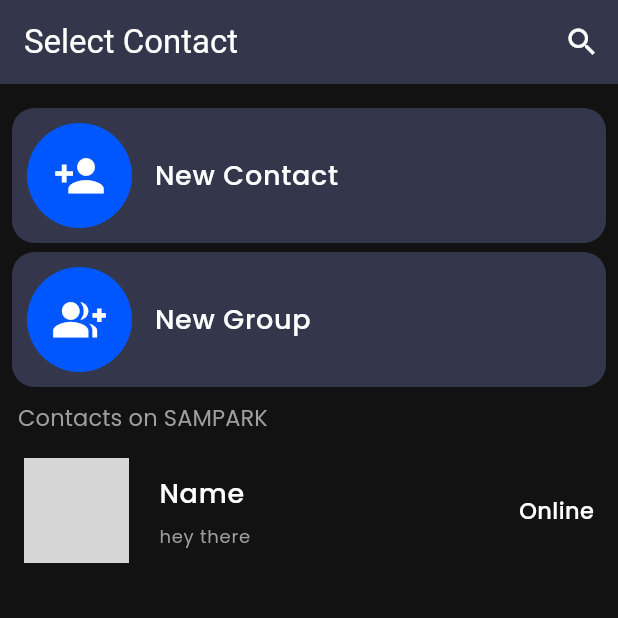
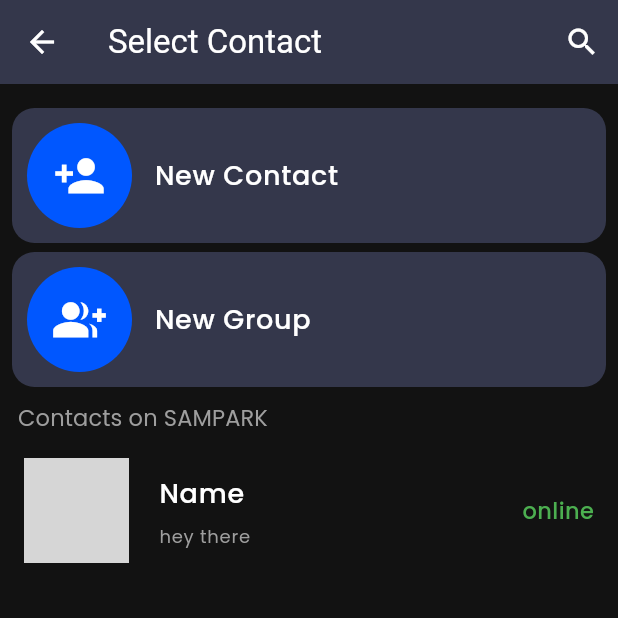
Before and after one commit to DhruvChaurasia9403/Talko, a Flutter app: the HomePage screen opened by its route, after a tap on the "add" icon, on a phone screen of 412 x 824 dp, the top half of it. Run offline on Flutter 3.47's test engine with Material 3 defaults, Android fonts, the phone set to English and light mode, and no system bars; our stand-ins replace cloud_firestore, firebase_auth, firebase_core, flutter_svg, get, image_picker and 1 more; accounts and stored records are empty; network calls fail; grey boxes are pictures that could not be loaded.

Commit message:
contacts status updated

```diff
--- /dev/null
+++ b/lib/Model/ChatRoomModel.dart
@@ -0,0 +1,58 @@
+import 'dart:convert';
+
+import 'package:chatting/Model/ChatModel.dart';
+import 'package:chatting/Model/UserModel.dart';
+
+ChatRoomModel chatRoomModelFromJson(String str) => ChatRoomModel.fromJson(json.decode(str));
+
+String chatRoomModelToJson(ChatRoomModel data) => json.encode(data.toJson());
+
+class ChatRoomModel {
+  String? id;
+  UserModel? sender;
+  UserModel? receiver;
+  List<ChatModel>? messages;
+  String? unReadMessageNo;
+  String? lastMessage;
+  DateTime? lastMessageTimeStamp;
+  DateTime? timeStamp;
+
+  ChatRoomModel({
+    this.id,
+    this.sender,
+    this.receiver,
+    this.messages,
+    this.unReadMessageNo,
+    this.lastMessage,
+    this.lastMessageTimeStamp,
+    this.timeStamp,
+  });
+
+  factory ChatRoomModel.fromJson(Map<String, dynamic> json) => ChatRoomModel(
+    id: json["id"],
+    sender: json["sender"] != null ? UserModel.fromJson(json["sender"]) : null,
+    receiver: json["receiver"] != null ? UserModel.fromJson(json["receiver"]) : null,
+    messages: json["messages"] != null
+        ? List<ChatModel>.from(json["messages"].map((x) => ChatModel.fromJson(x)))
+        : [],
+    unReadMessageNo: json["unReadMessageNo"],
+    lastMessage: json["lastMessage"],
+    lastMessageTimeStamp: json["lastMessageTimeStamp"] != null
+        ? DateTime.parse(json["lastMessageTimeStamp"])
+        : null,
+    timeStamp: json["timeStamp"] != null
+        ? DateTime.parse(json["timeStamp"])
+        : null,
+  );
+
+  Map<String, dynamic> toJson() => {
+    "id": id,
+    "sender": sender?.toJson(),
+    "receiver": receiver?.toJson(),
+    "messages": messages?.map((x) => x.toJson()).toList() ?? [],
+    "unReadMessageNo": unReadMessageNo,
+    "lastMessage": lastMessage,
+    "lastMessageTimeStamp": lastMessageTimeStamp?.toIso8601String(),
+    "timeStamp": timeStamp?.toIso8601String(),
+  };
+}
--- a/lib/Pages/Chat/chatPage.dart
+++ b/lib/Pages/Chat/chatPage.dart
@@ -157,7 +157,7 @@ class _chatPageState extends State<chatPage> {
               icon: SvgPicture.asset(AssetsImage.sendSVG),
               onPressed: () {
                 if (messageController.text.trim().isNotEmpty) {
-                  chatController.sendMessage(widget.userModel.id!, messageController.text.trim());
+                  chatController.sendMessage(widget.userModel.id!, messageController.text.trim(), widget.userModel);
                   messageController.clear();
                   _scrollToBottom();
                 }
--- a/lib/Pages/Contact/ContactPage.dart
+++ b/lib/Pages/Contact/ContactPage.dart
@@ -6,7 +6,6 @@ import 'package:chatting/Config/images.dart';
 import 'package:chatting/Pages/Contact/Widgets/ContactSearch.dart';
 import 'package:chatting/Pages/Contact/Widgets/NewContactTile.dart';
 import 'package:chatting/Pages/Home/HomeWidgets/chatTile.dart';
-// Ensure this import is correct
 
 class Contactpage extends StatelessWidget {
   const Contactpage({super.key});
@@ -15,9 +14,20 @@ class Contactpage extends StatelessWidget {
   Widget build(BuildContext context) {
     RxBool isSearchEnable = false.obs;
     Contactscontroller contactscontroller = Get.put(Contactscontroller());
-    print("jkfghajhfjhsadjfhajdhflkjahkfhakjdsj HHHooOOOOOOOOOOOOOOO__________________________________________________________________________________ ");
-    return Scaffold(
+
+    return WillPopScope(
+      onWillPop: () async {
+        Get.offNamed("/homePage");
+        return false;
+      },
+      child: Scaffold(
         appBar: AppBar(
+          leading: IconButton(
+            icon: const Icon(Icons.arrow_back),
+            onPressed: () {
+              Get.offNamed("/homePage");
+            },
+          ),
           title: const Text("Select Contact"),
           actions: [
             Obx(() => IconButton(
@@ -61,13 +71,16 @@ class Contactpage extends StatelessWidget {
                   imageUrl: (e.profileImage?.isEmpty ?? true) ? AssetsImage.defaultPic : e.profileImage!,
                   name: e.name??"Name",
                   lastChat: e.about??"hey there",
-                lastSeen: "Online",
+                  lastSeen: e.email == contactscontroller.auth.currentUser!.email
+                      ?"you"
+                      :"online",
                 )).toList(),
               ),
               )
             ],
           ),
         ),
+      ),
     );
   }
 }
--- a/lib/Pages/Home/HomeWidgets/chatTile.dart
+++ b/lib/Pages/Home/HomeWidgets/chatTile.dart
@@ -5,7 +5,7 @@ import 'package:get/get.dart';
 import 'package:chatting/Model/UserModel.dart';
 
 class chatTile extends StatelessWidget {
-  final UserModel userModel; // Update to use UserModel
+  final UserModel userModel;
   final String imageUrl;
   final String name;
   final String lastChat;
@@ -13,7 +13,7 @@ class chatTile extends StatelessWidget {
 
   const chatTile({
     super.key,
-    required this.userModel, // Update to use UserModel
+    required this.userModel,
     required this.imageUrl,
     required this.name,
     required this.lastChat,
@@ -22,12 +22,11 @@ class chatTile extends StatelessWidget {
 
   @override
   Widget build(BuildContext context) {
-    print("is displaying");
     ChatController contactController = Get.put(ChatController());
     return InkWell(
       onTap: () {
-        Get.to(chatPage(userModel: userModel)); // Pass the userModel
-        String roomId = contactController.getRoomId(userModel.id!); // Use userModel.id
+        Get.to(chatPage(userModel: userModel));
+        String roomId = contactController.getRoomId(userModel.id!);
         print("Room ID: $roomId");
       },
       child: Container(
@@ -56,7 +55,6 @@ class chatTile extends StatelessWidget {
                     ),
                   ),
                 ),
-
                 Padding(
                   padding: const EdgeInsets.all(8.0),
                   child: Column(
@@ -77,7 +75,12 @@ class chatTile extends StatelessWidget {
             ),
             Padding(
               padding: const EdgeInsets.all(8.0),
-              child: Text(lastSeen),
+              child: Text(
+                lastSeen,
+                style: TextStyle(
+                  color: lastSeen == "online" ? Colors.green : Colors.white,
+                ),
+              ),
             ),
           ],
         ),
--- a/lib/Pages/Home/HomeWidgets/contactTile.dart
+++ b/lib/Pages/Home/HomeWidgets/contactTile.dart
@@ -17,7 +17,9 @@ class contactTile extends StatelessWidget {
         imageUrl: (user.profileImage?.isEmpty ?? true) ? AssetsImage.defaultPic : user.profileImage!,
         name: user.name ?? "Name",
         lastChat: user.about ?? "hey there",
-        lastSeen: "Online",
+        lastSeen: user.email == dbController.auth.currentUser!.email
+            ?"You"
+            : "online",
       )).toList(),
     ));
   }
```
Also changed, not shown: lib/Controller/ChatController.dart (+18 -1 lines), lib/Pages/Chat/Widgets/SenderChat.dart (+10 -21 lines). Lines whose indentation alone changed are shown as unchanged.
